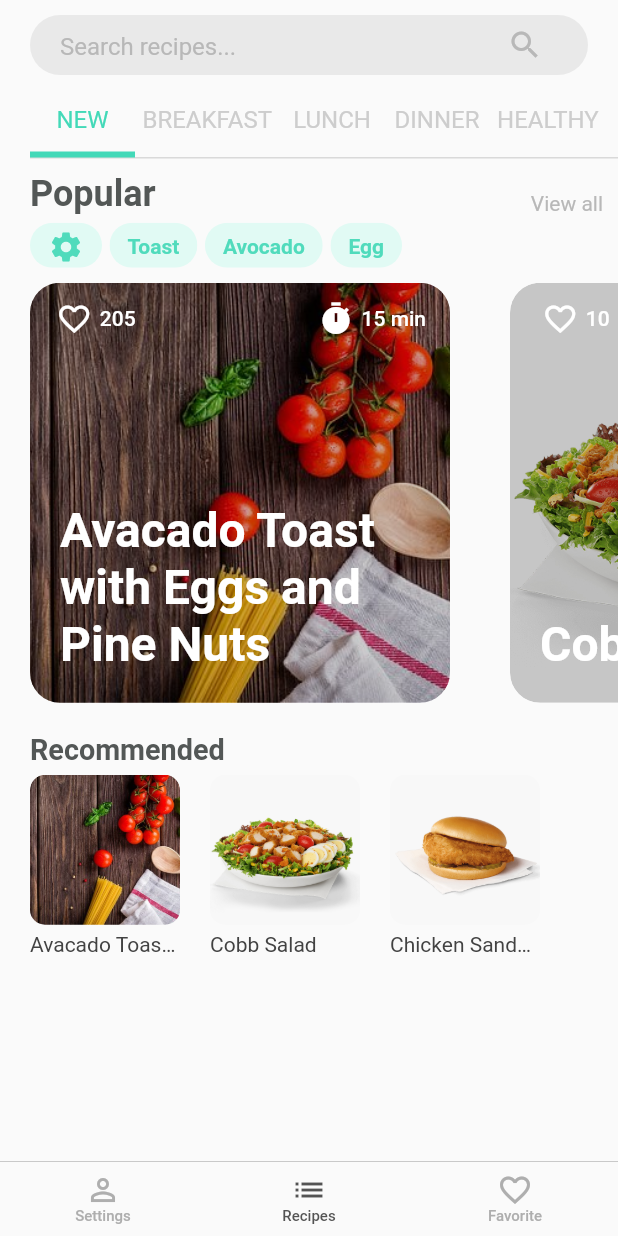
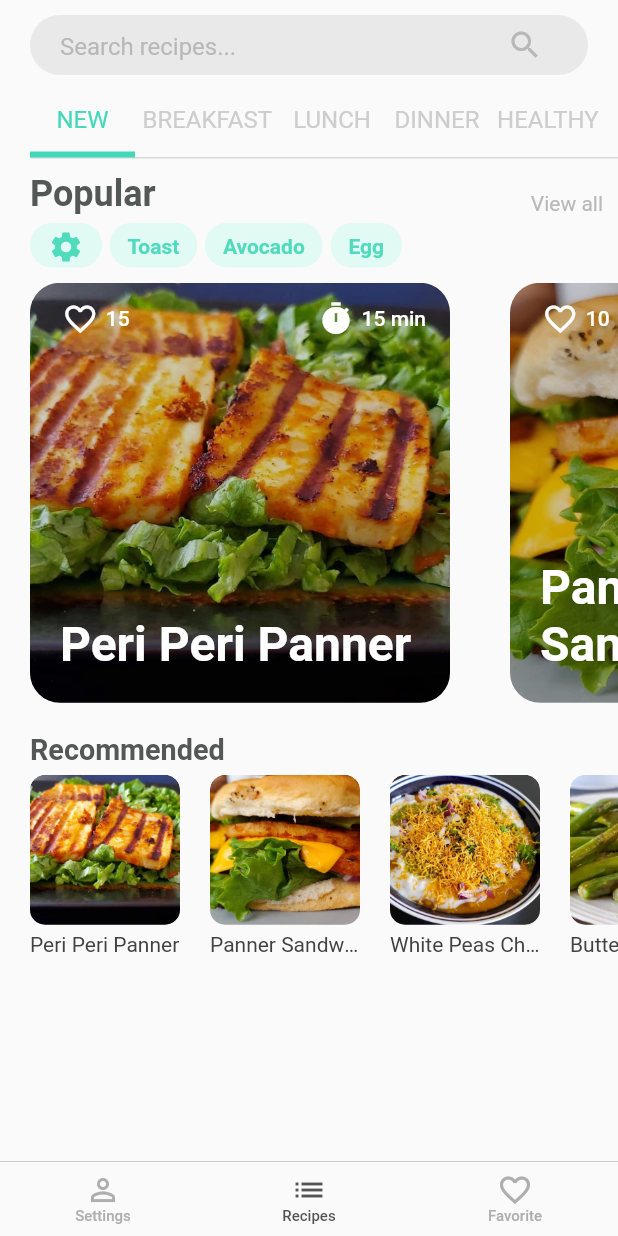
Before and after one commit to ajayy004/Food_Recipe___Flutter_App, a Flutter app: the screen it shows after launch, on a phone screen of 412 x 824 dp. Run offline on Flutter 3.47's test engine with Material 2 defaults, Android fonts, the phone set to English and light mode, and no system bars.

Commit message:
update recipes and photo

```diff
--- a/lib/models/recipes.dart
+++ b/lib/models/recipes.dart
@@ -36,68 +36,169 @@ class Recipes {
   List<Recipe> _recipes = [
     Recipe(
       id: 1,
-      title: "Avacado Toast with Eggs and Pine Nuts",
-      likes: 205,
+      title: "Peri Peri Panner",
+      likes: 15,
       time: 15,
       imageUrl: 'assets/images/food_1.jpg',
-      categories: ['Breakfast', 'Quick'],
+      categories: ['Lunch', 'Dinner'],
       serving: 1,
       calories: 240,
       protien: 10,
       fat: 8,
       carbs: 25,
-      overview: "testing note",
-      ingredients: ['test 1', 'test 1', 'test 1', 'test 1'],
+      overview:
+          "To make Peri Peri sauce, remove some of the seeds of the red chillies, break them into smaller pieces and put in a grinder jar. Add garlic cloves and coriander seeds.\n\n Roughly chop red capsicum and add to the jar along with vinegar, salt, 1 tablespoon oil and crushed peppercorns and grind into a smooth sauce. Transfer the sauce into a bowl.",
+      ingredients: [
+        "Dried red chllies 2-3",
+        "Garlic cloves 2-3",
+        "Medium red capsicum 1",
+        "Vinegar 1 teaspoon",
+        "Salt to taste",
+        "Coriander seeds 1tablespoon",
+        "Oil 1 + tablespoons + for grilling",
+        "Black peppercorns crushed1 teaspoon",
+        "Cottage cheese (paneer) 250 grams",
+        "Salad leaves 4-5",
+      ],
       directions: [
-        'Make pound cake: Preheat oven to 325°. Butter a 9"-by-5"-inch loaf pan. In a medium bowl, whisk together flour, oats, salt, and baking powder.',
-        'In a large bowl, using an electric mixer, beat the butter and sugar until very pale and fluffy, about 5 minutes. Beat in vanilla. Add eggs, one at a time, beating well between each addition. Add half the flour mixture, beat until just combined. Add sour cream and remaining flour mixture, beat until just combined. Stir in the chocolate chips, the peanut butter chips, potato chips, and pretzels. ',
-        'Scrape batter into prepared pan and smooth top with a spatula. Bake until a toothpick inserted in the center comes out clean and top is golden, about 70 to 80 minutes. Let cool completely. ',
-        'Make chocolate topping: In a medium microwave safe bowl, combine chocolate chips and heavy cream. Microwave until melted. Stir to combine. Drizzle on top of pound cake and sprinkle cake with more oats, peanut butter chips, potato chips, and mini pretzels. ',
-        'Let set in refrigerator, about 20 minutes, before slicing. '
+        "Heat some oil in a non-stick grill pan.",
+        "Cut cottage cheese  into thick slices.",
+        "Dip cottage cheese slices in the Peri Peri sauce and place on the grill pan. Grill, turning sides, till evenly done on both sides and grill marks appear on them.",
+        "To make salad, Tear salad leaves and add to plate. Toss well.",
+        "Remove grilled cottage cheese slices from the pan.",
+        "Add to the salad along with reserved Peri Peri sauce and mix well.",
+        "Place salad on a servi3 plate. Put grilled cottage cheese , garnish with micro greens and serve immediately.",
       ],
     ),
     Recipe(
       id: 2,
-      title: "Cobb Salad",
+      title: "Panner Sandwich",
       likes: 10,
+      time: 10,
+      imageUrl: 'assets/images/food_2.jpg',
+      categories: ['Breakfast', 'New'],
+      serving: 2,
+      calories: 240,
+      protien: 10,
+      fat: 8,
+      carbs: 25,
+      overview:
+          "To make Peri Peri sauce, remove some of the seeds of the red chillies, break them into smaller pieces and put in a grinder jar. Add garlic cloves and coriander seeds.\n\n Roughly chop red capsicum and add to the jar along with vinegar, salt, 1 tablespoon oil and crushed peppercorns and grind into a smooth sauce. Transfer the sauce into a bowl.",
+      ingredients: [
+        "Dried red chllies 2-3",
+        "Garlic cloves 2-3",
+        "Medium red capsicum 1",
+        "Vinegar 1 teaspoon",
+        "Salt to taste",
+        "Coriander seeds 1tablespoon",
+        "Oil 1 + tablespoons + for grilling",
+        "Black peppercorns crushed1 teaspoon",
+        "Cottage cheese (paneer) 250 grams",
+        "Salad leaves - 2",
+        "Onion slices",
+        "Pasrurised Cheese slices",
+        "Burger  buns",
+      ],
+      directions: [
+        "Heat some oil in a non-stick grill pan.",
+        "Cut cottage cheese  into thick slices.",
+        "Dip cottage cheese slices in the Peri Peri sauce and place on the grill pan. Grill, turning sides, till evenly done on both sides and grill marks appear on them.",
+        "To make salad, Tear salad leaves and add to plate. Toss well.",
+        "Remove grilled cottage cheese slices from the pan.",
+        "Take the burger  buns and put  peri peri sauce in both sides, put salad leaves on both buns.",
+        "Place onion slices and cheese and the grilled paneer.",
+        "You can add your choice of  salad in your Burger.",
+        "Server the burger.",
+      ],
+    ),
+    Recipe(
+      id: 3,
+      title: "White Peas Chat",
+      likes: 20,
       time: 30,
-      imageUrl: 'assets/images/food_2.jpg',
-      categories: ['Breakfast', 'Quick'],
+      imageUrl: 'assets/images/food_3.jpg',
+      categories: ['Breakfast', 'New'],
       serving: 2,
       calories: 240,
       protien: 10,
       fat: 8,
       carbs: 25,
       overview: "testing note",
-      ingredients: ['test 1', 'test 1', 'test 1', 'test 1'],
+      ingredients: [
+        "1 cup white peas",
+        "1/2 cup onion",
+        "1/2 cup tomato",
+        "1 tsp ginger grated",
+        "1 tsp salt",
+        "1/2 tsp turmeric",
+        "1/2 cumin powder",
+        "1 tsp coriander powder",
+        "1 tsp garam masala",
+        "1 tbsp green chillis",
+        "2 tbsp oil",
+        "1 tbsp chopped coriander leaves",
+        "Ingredients for potato Tikki",
+        "3 potatoes",
+        "3 tbsp ghee",
+        "1 salt",
+        "1/2 tsp red chilli powder",
+        "1/2 tsp jeera powder",
+        "Ingredients for making Regda pattis chat",
+        "2 tbsp chopped onions",
+        "2 tbsp green chutney",
+        "2 tbsp tamarind chutney",
+        "1 tbsp coriander leaves",
+        "3 tbsp beated curd",
+        "sev handful",
+      ],
       directions: [
-        'Make pound cake: Preheat oven to 325°. Butter a 9"-by-5"-inch loaf pan. In a medium bowl, whisk together flour, oats, salt, and baking powder.',
-        'In a large bowl, using an electric mixer, beat the butter and sugar until very pale and fluffy, about 5 minutes. Beat in vanilla. Add eggs, one at a time, beating well between each addition. Add half the flour mixture, beat until just combined. Add sour cream and remaining flour mixture, beat until just combined. Stir in the chocolate chips, the peanut butter chips, potato chips, and pretzels. ',
-        'Scrape batter into prepared pan and smooth top with a spatula. Bake until a toothpick inserted in the center comes out clean and top is golden, about 70 to 80 minutes. Let cool completely. ',
-        'Make chocolate topping: In a medium microwave safe bowl, combine chocolate chips and heavy cream. Microwave until melted. Stir to combine. Drizzle on top of pound cake and sprinkle cake with more oats, peanut butter chips, potato chips, and mini pretzels. ',
-        'Let set in refrigerator, about 20 minutes, before slicing. '
+        "Pre-preparation for ragda",
+        "Soak the white peas for at least 8hr or the previous night.",
+        "Chop the onions, tomatoes, green chilis, and coriander leaves and keep them aside in a bowl.",
+        "Preparation of Regda:",
+        "Heat the oil and add chopped onions, green chilis to the pressure cooker. saute them until they are golden brown.",
+        "Add ginger and saute until the raw flavor is gone. Then add chopped tomatoes and saute them until they become soft.",
+        "Then add salt, turmeric powder, cumin powder, coriander powder, garam masala, and chili powder. Mix well.",
+        "After that add peas  mix them and cook it for 5 whistles.",
+        "Finally, add chopped coriander leaves and mix well. then turn off the stove.",
+        "Preparation of Aloo Tikki or Ragda Patti",
+        "Boil the potatoes in a pressure cooker and peel the outer layer and mash the potatoes with a potato masher or with a fork. Take a mixing bowl and add mashed potatoes.",
+        "After that add salt, chilly powder  and jeera powder.",
+        "Mix everything well. Then apply oil to the palms and make balls with the mixture and flatten the ball between your palms gently. Repeat the process for the other balls also.",
+        "Now heat the pan add ghee to the pan. When the ghee is hot enough add potato patties to the pan and cook them until they turn golden brown on both sides.",
+        "Turn off the stove and take the patties in a plate.",
+        "Preparation of Regda Patti chaat or Aaloo Tikki chaat recipe:",
+        "Take a plate and keep the aloo pattie in the middle and pour the Regda on the top of the aloo pattie.",
+        "Then Drizzle beaten curd ,green chutney and tamarind chutney on the top of the Regda. Then add chopped onions.",
+        "Then sprinkle a pinch of salt, chili powder, cumin powder, and chaat masala.",
+        "After that add handful of sav on the top of the chaat. Finally, garnish with some chopped coriander leaves and serve hot.",
+        "Repeat the same process for serving plates also",
       ],
     ),
     Recipe(
-      id: 3,
-      title: "Chicken Sandwich",
-      likes: 200,
-      time: 5,
-      imageUrl: 'assets/images/food_3.jpg',
-      categories: ['Breakfast', 'Quick'],
+      id: 4,
+      title: "Butter Garlic Asparagus",
+      likes: 20,
+      time: 30,
+      imageUrl: 'assets/images/food_4.jpg',
+      categories: ['Breakfast', 'New'],
       serving: 2,
       calories: 240,
       protien: 10,
       fat: 8,
       carbs: 25,
       overview: "testing note",
-      ingredients: ['test 1', 'test 1', 'test 1', 'test 1'],
+      ingredients: [
+        "1 bunch of asparagus spears (approximately 1 pound)",
+        "1 tablespoon  butter",
+        "2 teaspoons minced fresh garlic",
+        "1/2 teaspoon salt (more or less, to taste)",
+        "1/4 teaspoon freshly ground black pepper (more or less, to taste)",
+      ],
       directions: [
-        'Make pound cake: Preheat oven to 325°. Butter a 9"-by-5"-inch loaf pan. In a medium bowl, whisk together flour, oats, salt, and baking powder.',
-        'In a large bowl, using an electric mixer, beat the butter and sugar until very pale and fluffy, about 5 minutes. Beat in vanilla. Add eggs, one at a time, beating well between each addition. Add half the flour mixture, beat until just combined. Add sour cream and remaining flour mixture, beat until just combined. Stir in the chocolate chips, the peanut butter chips, potato chips, and pretzels. ',
-        'Scrape batter into prepared pan and smooth top with a spatula. Bake until a toothpick inserted in the center comes out clean and top is golden, about 70 to 80 minutes. Let cool completely. ',
-        'Make chocolate topping: In a medium microwave safe bowl, combine chocolate chips and heavy cream. Microwave until melted. Stir to combine. Drizzle on top of pound cake and sprinkle cake with more oats, peanut butter chips, potato chips, and mini pretzels. ',
-        'Let set in refrigerator, about 20 minutes, before slicing. '
+        "Optional: 1 tablespoon fresh squeezed lemon juice",
+        "Melt the butter  in a large pan over medium-high heat. Add the garlic blackpepper and asparagus spears; cover and cook for 10 minutes, stirring occasionally, or until asparagus is tender. If you like your asparagus well done, reduce heat and cook an additional 10 minutes.",
+        "Squeeze some lemon.",
       ],
     )
   ];
--- a/lib/screens/reccipe_detail.dart
+++ b/lib/screens/reccipe_detail.dart
@@ -9,7 +9,6 @@ class RecipeDetail extends StatelessWidget {
   @override
   Widget build(BuildContext context) {
     final recipeId = ModalRoute.of(context).settings.arguments as int;
-    print(recipeId);
     final recipe = Recipes().findById(recipeId);
     final deviceSize = MediaQuery.of(context).size;
 
--- a/lib/widgets/bottom_naviation.dart
+++ b/lib/widgets/bottom_naviation.dart
@@ -7,7 +7,8 @@ class BottomNaviation extends StatelessWidget {
 
   @override
   Widget build(BuildContext context) {
-    return Container(
+    return SafeArea(
+      child: Container(
         height: 50,
         decoration: BoxDecoration(
           border: Border(
@@ -89,6 +90,7 @@ class BottomNaviation extends StatelessWidget {
             ),
           ],
         ),
+      ),
     );
   }
 }
```
Also changed, not shown: assets/images/food_1.jpg, assets/images/food_2.jpg, assets/images/food_3.jpg, assets/images/food_4.jpg (added). Lines whose indentation alone changed are shown as unchanged.
